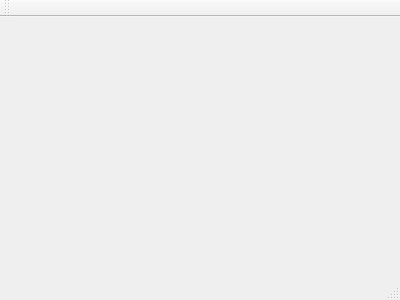
Qt form cppProsto/firstProg/firstProg/mainwindow.ui (LASHKOAG/Qt) before a commit.
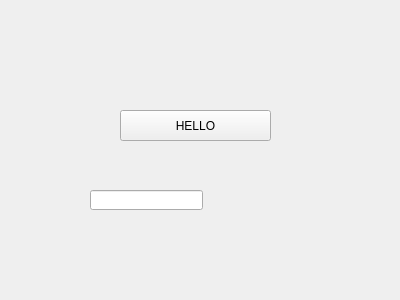
The same form after that commit.

Commit message: first get text from lineEdit and to use it with pushButtonclicked

What changed in the file:
```diff
--- a/cppProsto/firstProg/firstProg/mainwindow.ui
+++ b/cppProsto/firstProg/firstProg/mainwindow.ui
@@ -12,13 +12,33 @@
   <property name="windowTitle" >
    <string>MainWindow</string>
   </property>
-  <widget class="QMenuBar" name="menuBar" />
-  <widget class="QToolBar" name="mainToolBar" />
-  <widget class="QWidget" name="centralWidget" />
-  <widget class="QStatusBar" name="statusBar" />
+  <widget class="QWidget" name="centralWidget">
+   <widget class="QPushButton" name="pushButton">
+    <property name="geometry">
+     <rect>
+      <x>120</x>
+      <y>110</y>
+      <width>151</width>
+      <height>31</height>
+     </rect>
+    </property>
+    <property name="text">
+     <string>HELLO</string>
+    </property>
+   </widget>
+   <widget class="QLineEdit" name="lineEdit">
+    <property name="geometry">
+     <rect>
+      <x>90</x>
+      <y>190</y>
+      <width>113</width>
+      <height>20</height>
+     </rect>
+    </property>
+   </widget>
+  </widget>
  </widget>
- <layoutDefault spacing="6" margin="11" />
- <pixmapfunction></pixmapfunction>
+ <layoutdefault spacing="6" margin="11"/>
  <resources/>
  <connections/>
 </ui>
```
Left out of the diff: 7 changed lines with no effect on the pictures. The commit also changes 7 other files.
